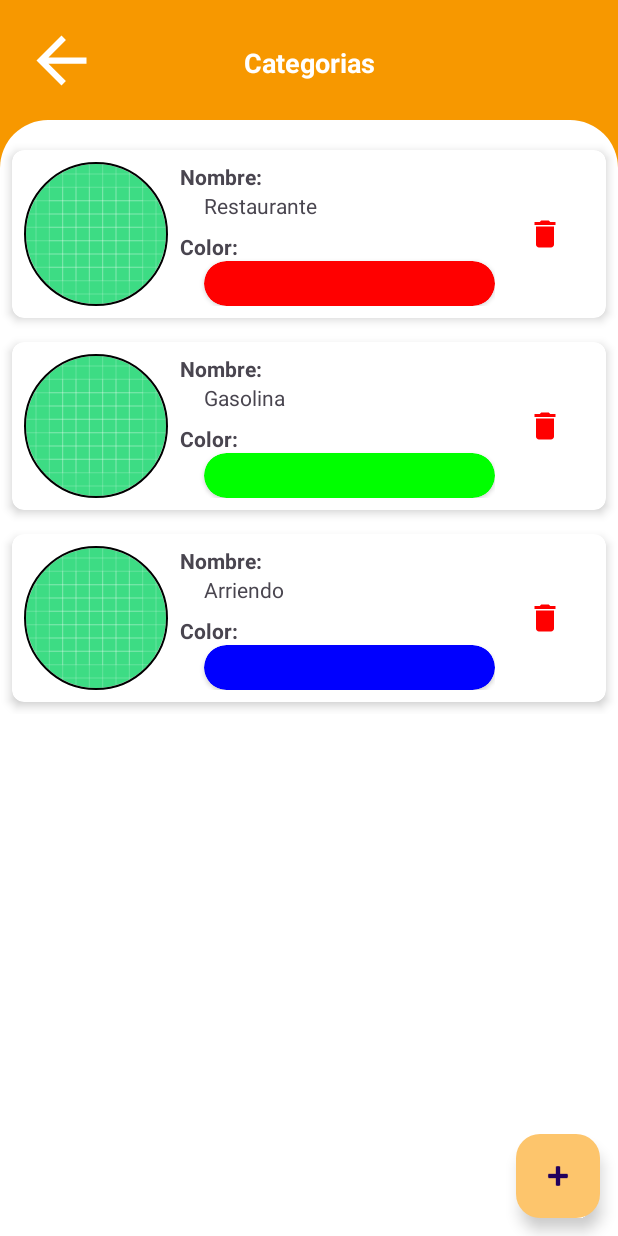
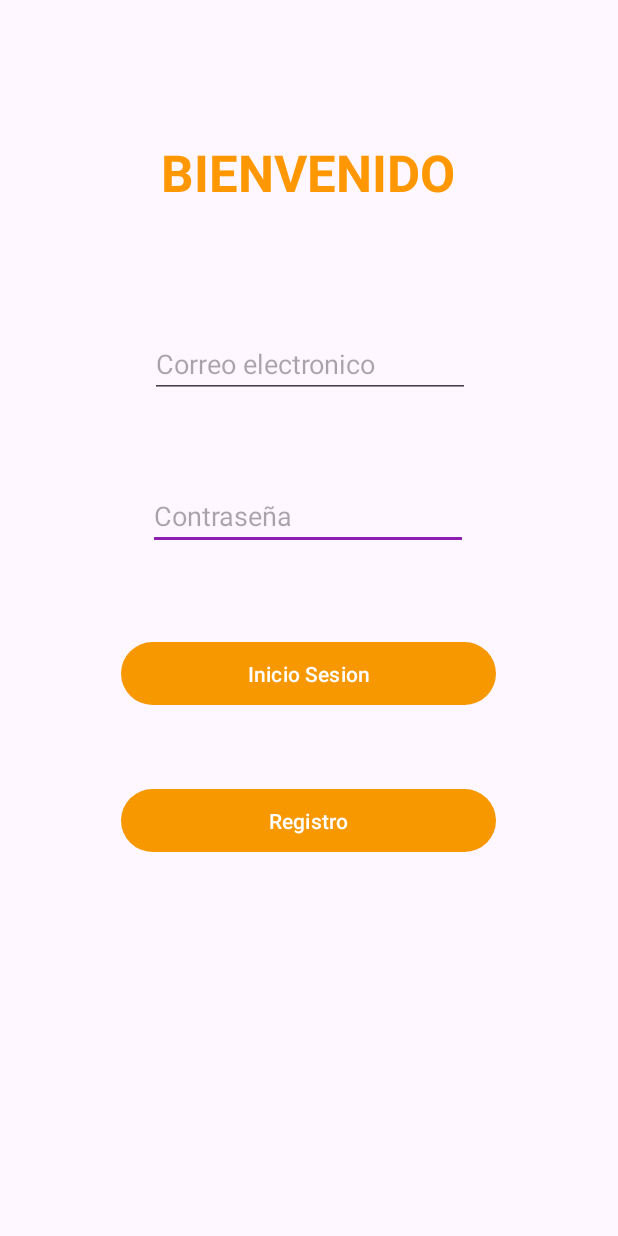
Before and after one commit to juandi247/Wallet-Aplicacion-actualizada, an Android app: the screen it shows after launch (CategoryActivity before the commit, LoginActivity after it), on a phone screen of 412 x 824 dp. Run offline under Robolectric (Android 15) with nearby library versions, the phone set to English and light mode, and no system bars.

Commit message:
clase de 11 octubre

```diff
--- /dev/null
+++ b/app/src/main/java/com/fabiansuarez/mywallet/LoginActivity.java
@@ -0,0 +1,14 @@
+package com.fabiansuarez.mywallet;
+
+import androidx.appcompat.app.AppCompatActivity;
+
+import android.os.Bundle;
+
+public class LoginActivity extends AppCompatActivity {
+
+    @Override
+    protected void onCreate(Bundle savedInstanceState) {
+        super.onCreate(savedInstanceState);
+        setContentView(R.layout.activity_login);
+    }
+}
--- a/app/src/main/java/com/fabiansuarez/mywallet/SplashActivity.java
+++ b/app/src/main/java/com/fabiansuarez/mywallet/SplashActivity.java
@@ -18,12 +18,12 @@ public class SplashActivity extends AppCompatActivity {
             @Override
             public void run() {
 
-                Intent myIntent= new Intent(SplashActivity.this,CategoryActivity.class);
+                Intent myIntent= new Intent(SplashActivity.this,LoginActivity.class);
                 startActivity(myIntent);
                 finish();
 
             }
-        }, 5000);
+        }, 3000);
 
     }
 }
--- /dev/null
+++ b/app/src/main/res/layout/activity_login.xml
@@ -0,0 +1,72 @@
+<?xml version="1.0" encoding="utf-8"?>
+<androidx.constraintlayout.widget.ConstraintLayout xmlns:android="http://schemas.android.com/apk/res/android"
+    xmlns:app="http://schemas.android.com/apk/res-auto"
+    xmlns:tools="http://schemas.android.com/tools"
+    android:layout_width="match_parent"
+    android:layout_height="match_parent"
+    tools:context=".LoginActivity">
+
+    <Button
+        android:id="@+id/button"
+        android:layout_width="250dp"
+        android:layout_height="50dp"
+        android:layout_marginTop="424dp"
+        android:text="Inicio Sesion"
+        app:layout_constraintEnd_toEndOf="parent"
+        app:layout_constraintHorizontal_bias="0.496"
+        app:layout_constraintStart_toStartOf="parent"
+        app:layout_constraintTop_toTopOf="parent" />
+
+    <Button
+        android:id="@+id/button2"
+        android:layout_width="250dp"
+        android:layout_height="50dp"
+        android:layout_marginTop="48dp"
+        android:text="Registro"
+        app:layout_constraintEnd_toEndOf="parent"
+        app:layout_constraintHorizontal_bias="0.496"
+        app:layout_constraintStart_toStartOf="parent"
+        app:layout_constraintTop_toBottomOf="@+id/button" />
+
+    <EditText
+        android:id="@+id/editTextTextPassword"
+        android:layout_width="wrap_content"
+        android:layout_height="wrap_content"
+        android:layout_marginTop="56dp"
+        android:ems="10"
+        android:hint="Contraseña"
+        android:inputType="textPassword"
+        app:layout_constraintBottom_toTopOf="@+id/button"
+        app:layout_constraintEnd_toEndOf="parent"
+        app:layout_constraintHorizontal_bias="0.497"
+        app:layout_constraintStart_toStartOf="parent"
+        app:layout_constraintTop_toBottomOf="@+id/editTextTextEmailAddress"
+        app:layout_constraintVertical_bias="0.0" />
+
+    <EditText
+        android:id="@+id/editTextTextEmailAddress"
+        android:layout_width="wrap_content"
+        android:layout_height="wrap_content"
+        android:layout_marginTop="220dp"
+        android:ems="10"
+        android:hint="Correo electronico"
+        android:inputType="textEmailAddress"
+        app:layout_constraintEnd_toEndOf="parent"
+        app:layout_constraintHorizontal_bias="0.502"
+        app:layout_constraintStart_toStartOf="parent"
+        app:layout_constraintTop_toTopOf="parent" />
+
+    <TextView
+        android:id="@+id/textView6"
+        android:layout_width="wrap_content"
+        android:layout_height="wrap_content"
+        android:layout_marginTop="92dp"
+        android:text="BIENVENIDO"
+        android:textColor="#FF9800"
+        android:textSize="34sp"
+        android:textStyle="bold"
+        app:layout_constraintEnd_toEndOf="parent"
+        app:layout_constraintHorizontal_bias="0.498"
+        app:layout_constraintStart_toStartOf="parent"
+        app:layout_constraintTop_toTopOf="parent" />
+</androidx.constraintlayout.widget.ConstraintLayout>
--- a/app/src/main/res/layout/activity_new_account.xml
+++ b/app/src/main/res/layout/activity_new_account.xml
@@ -26,11 +26,13 @@
         android:id="@+id/imageView"
         android:layout_width="50dp"
         android:layout_height="50dp"
-        android:layout_marginStart="16dp"
         android:onClick="clickBack"
         app:layout_constraintBottom_toTopOf="@+id/linearLayout"
+        app:layout_constraintEnd_toEndOf="@+id/textView4"
+        app:layout_constraintHorizontal_bias="0.085"
         app:layout_constraintStart_toStartOf="@+id/textView4"
         app:layout_constraintTop_toTopOf="parent"
+        app:layout_constraintVertical_bias="0.533"
         app:srcCompat="@drawable/ic_arrow_back_24" />
 
     <LinearLayout
```
Also changed, not shown: app/src/main/AndroidManifest.xml (+9 -5 lines), app/src/main/java/com/fabiansuarez/mywallet/RegistroActivity.java (added, +14 -0 lines), app/src/main/res/layout/activity_registro.xml (added, +73 -0 lines).
